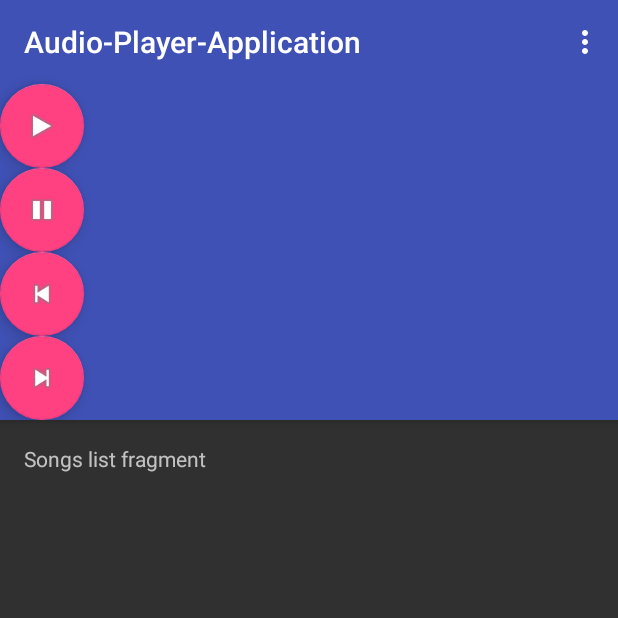
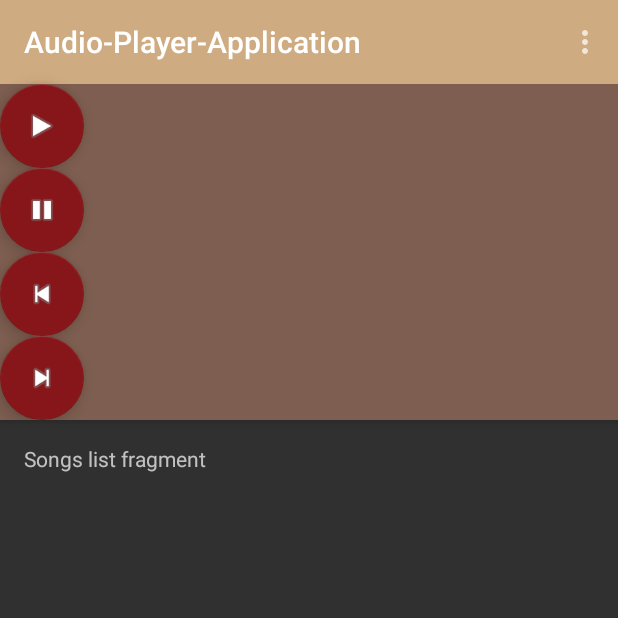
Before and after one commit to nsobczak/Pure_Sound, an Android app: the screen it shows after launch (MainActivity), on a phone screen of 412 x 824 dp, the top half of it. Run offline under Robolectric (Android 15) with nearby library versions, the phone set to English and light mode, and no system bars; 1 statement that could not run was skipped.

Commit message:
Add color on activity

```diff
--- a/Audio-Player-Application/app/src/main/res/layout/activity_main.xml
+++ b/Audio-Player-Application/app/src/main/res/layout/activity_main.xml
@@ -16,14 +16,14 @@
     <android.support.design.widget.AppBarLayout
         android:layout_width="match_parent"
         android:layout_height="wrap_content"
-        android:theme="@style/AppTheme.AppBarOverlay"
-        >
+        android:theme="@style/AppTheme"
+        android:background="#7d5e50">
 
         <android.support.v7.widget.Toolbar
             android:id="@+id/toolbar"
             android:layout_width="match_parent"
             android:layout_height="?attr/actionBarSize"
-            android:background="?attr/colorPrimary"
+            android:background="#cfab82"
             app:popupTheme="@style/AppTheme.PopupOverlay"/>
 
         <android.support.design.widget.FloatingActionButton
@@ -31,28 +31,32 @@
             android:layout_width="wrap_content"
             android:layout_height="wrap_content"
             android:layout_gravity="bottom"
-            app:srcCompat="@android:drawable/ic_media_play"/>
+            app:srcCompat="@android:drawable/ic_media_play"
+            app:backgroundTint="@color/Red_dark" />
 
         <android.support.design.widget.FloatingActionButton
             android:id="@+id/fab_songPause"
             android:layout_width="wrap_content"
             android:layout_height="wrap_content"
             android:layout_gravity="bottom"
-            app:srcCompat="@android:drawable/ic_media_pause"/>
+            app:srcCompat="@android:drawable/ic_media_pause"
+            app:backgroundTint="@color/Red_dark" />
 
         <android.support.design.widget.FloatingActionButton
             android:id="@+id/fab_songPrevious"
             android:layout_width="wrap_content"
             android:layout_height="wrap_content"
             android:layout_gravity="bottom"
-            app:srcCompat="@android:drawable/ic_media_previous"/>
+            app:srcCompat="@android:drawable/ic_media_previous"
+            app:backgroundTint="@color/Red_dark" />
 
         <android.support.design.widget.FloatingActionButton
             android:id="@+id/fab_songNext"
             android:layout_width="wrap_content"
             android:layout_height="wrap_content"
             android:layout_gravity="bottom"
-            app:srcCompat="@android:drawable/ic_media_next"/>
+            app:srcCompat="@android:drawable/ic_media_next"
+            app:backgroundTint="@color/Red_dark" />
 
     </android.support.design.widget.AppBarLayout>
 
--- a/Audio-Player-Application/app/src/main/res/values/colors.xml
+++ b/Audio-Player-Application/app/src/main/res/values/colors.xml
@@ -3,4 +3,5 @@
     <color name="colorPrimary">#3F51B5</color>
     <color name="colorPrimaryDark">#303F9F</color>
     <color name="colorAccent">#FF4081</color>
+    <color name="Red_dark">#861619</color>
 </resources>
```
